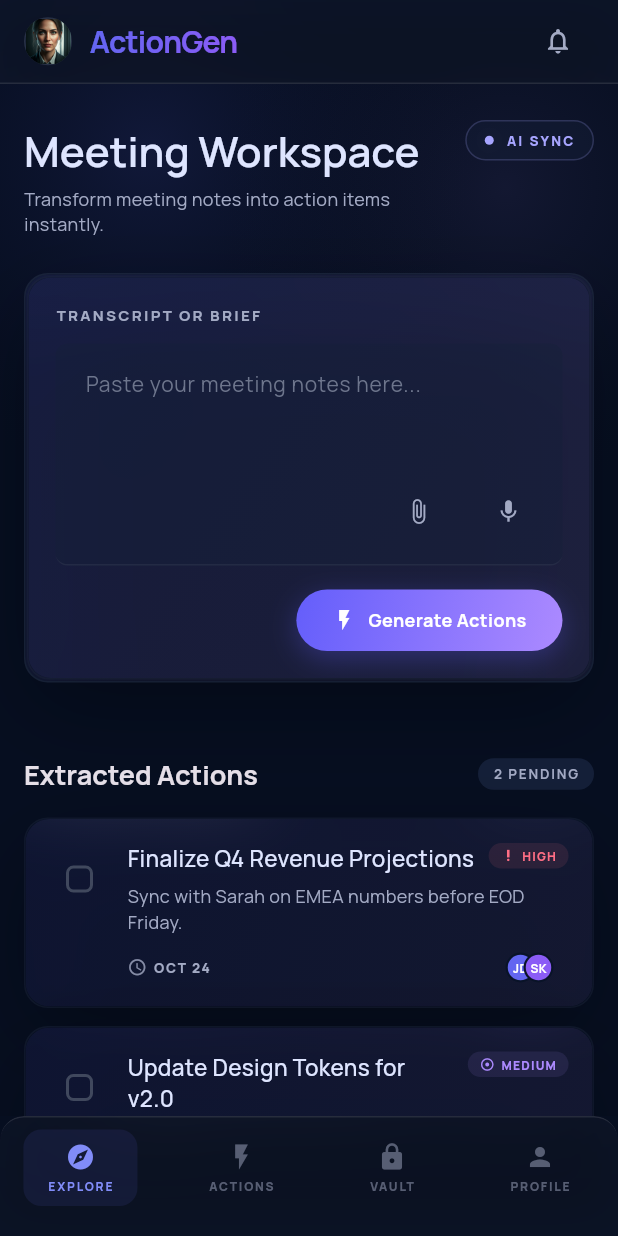
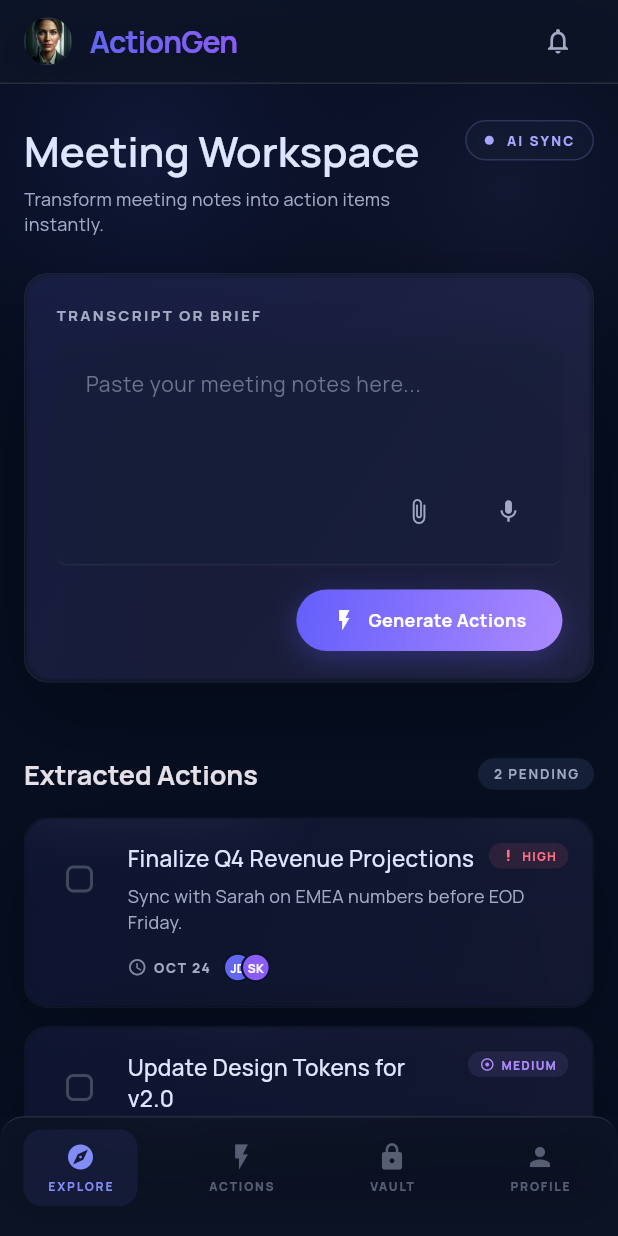
Before and after one commit to ishaa21/Nirbhay, a Flutter app: the DashboardScreen screen opened directly, on a phone screen of 412 x 824 dp. Run offline on Flutter 3.47's test engine with Material 3 defaults, Android fonts, the phone set to English and light mode, and no system bars; our stand-ins replace google_fonts; missing offline and left inert: dart:html; network calls fail.

Commit message:
overflow issues

```diff
--- a/lib/screens/dashboard_screen.dart
+++ b/lib/screens/dashboard_screen.dart
@@ -77,7 +77,7 @@ class _DashboardScreenState extends State<DashboardScreen> {
   @override
   Widget build(BuildContext context) {
     final screenWidth = MediaQuery.of(context).size.width;
-    final isDesktop = screenWidth >= 768;
+    final isDesktop = screenWidth >= 1024;
 
     return Scaffold(
       extendBodyBehindAppBar: true,
@@ -334,11 +334,11 @@ class _DashboardScreenState extends State<DashboardScreen> {
         ),
         const SizedBox(width: 24),
         // Workflow section (5/12 width)
-        const Expanded(
+        Expanded(
           flex: 5,
-          child: SizedBox(
-            height: 380, // Fixed height for alignment match
-            child: WorkflowPanel(),
+          child: Container(
+            constraints: const BoxConstraints(minHeight: 380), // Responsive min-height instead of fixed height
+            child: const WorkflowPanel(),
           ),
         ),
       ],
@@ -359,9 +359,9 @@ class _DashboardScreenState extends State<DashboardScreen> {
           ),
         ),
         const SizedBox(height: 32),
-        const SizedBox(
-          height: 340,
-          child: WorkflowPanel(),
+        Container(
+          constraints: const BoxConstraints(minHeight: 340), // Responsive min-height instead of fixed height
+          child: const WorkflowPanel(),
         ),
       ],
     );
--- a/lib/widgets/task_card.dart
+++ b/lib/widgets/task_card.dart
@@ -75,11 +75,15 @@ class TaskCard extends StatelessWidget {
                   ),
                   const SizedBox(height: 12),
                   // Date and Assignees Stack
-                  Row(
-                    mainAxisAlignment: MainAxisAlignment.spaceBetween,
+                  Wrap(
+                    alignment: WrapAlignment.spaceBetween,
+                    crossAxisAlignment: WrapCrossAlignment.center,
+                    spacing: 8,
+                    runSpacing: 6,
                     children: [
                       // Due Date
                       Row(
+                        mainAxisSize: MainAxisSize.min, // Limit Row width inside Wrap
                         children: [
                           Icon(
                             Icons.schedule,
--- a/lib/widgets/top_app_bar.dart
+++ b/lib/widgets/top_app_bar.dart
@@ -9,13 +9,13 @@ class TopAppBar extends StatelessWidget implements PreferredSizeWidget {
   Widget build(BuildContext context) {
     // Determine screen width for responsive rendering
     final screenWidth = MediaQuery.of(context).size.width;
-    final isDesktop = screenWidth >= 768;
+    final isDesktop = screenWidth >= 1024;
 
     return ClipRRect(
       child: BackdropFilter(
         filter: ImageFilter.blur(sigmaX: 20, sigmaY: 20),
         child: Container(
-          height: preferredSize.height,
+          height: preferredSize.height + MediaQuery.of(context).padding.top,
           decoration: BoxDecoration(
             color: const Color(0xFF0F172A).withOpacity(0.6),
             border: Border(
```
Also changed, not shown: lib/widgets/workflow_panel.dart (+10 -9 lines).
